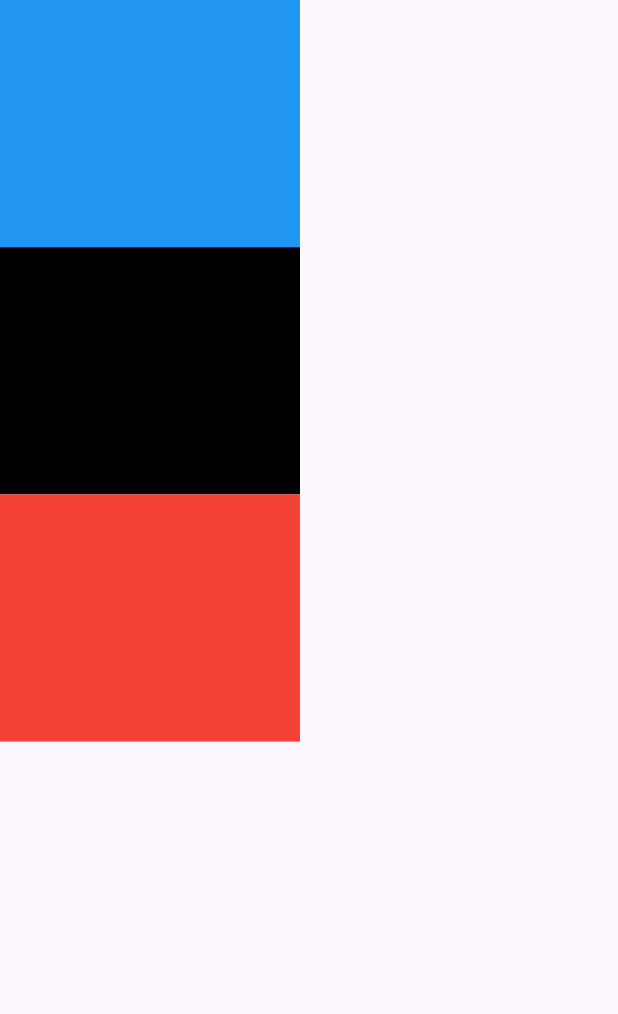
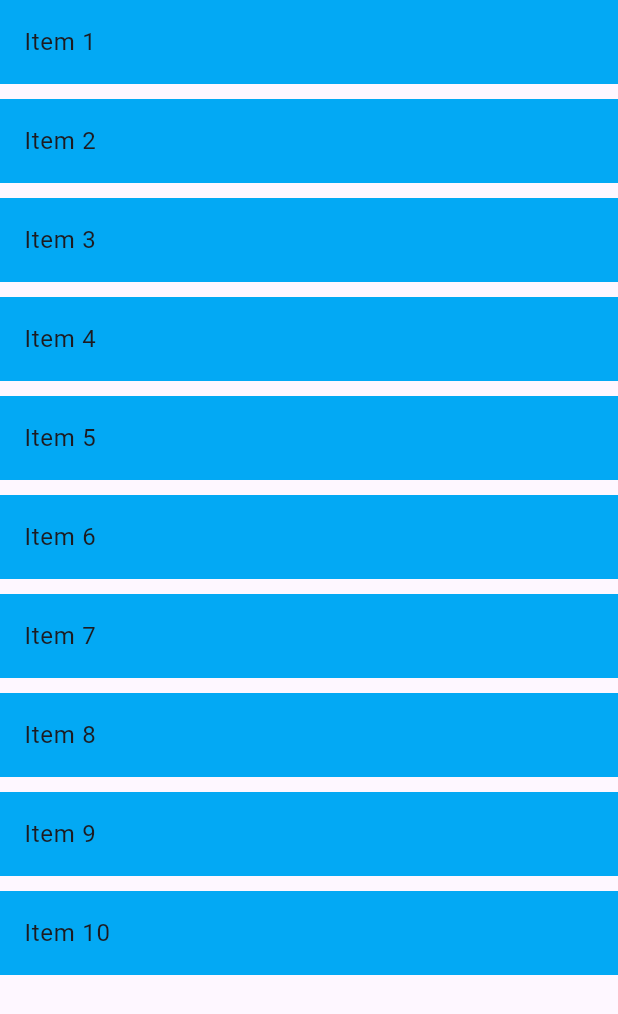
Before and after one commit to salahsaleh1015/Mastering-Flutter-Responsive-Adaptive-UI-Design, a Flutter app: the screen it shows after launch, on a phone screen of 412 x 824 dp. Shown: the top 1014 px of the screen. Run offline on Flutter 3.47's test engine with Material 3 defaults, Android fonts, the phone set to English and light mode, and no system bars.

Commit message:
LayOut Builder

```diff
--- a/lib/main.dart
+++ b/lib/main.dart
@@ -3,39 +3,109 @@ import 'dart:developer';
 import 'package:flutter/material.dart';
 
 void main() {
-  runApp(const MediaQueryTest());
+  runApp(const LayOutBuilderExample());
 }
 
-
-class MediaQueryTest extends StatelessWidget {
-  const MediaQueryTest({super.key});
+class LayOutBuilderExample extends StatelessWidget {
+  const LayOutBuilderExample({super.key});
 
   @override
   Widget build(BuildContext context) {
-    var height = MediaQuery.of(context).size.height;
-    log(height.toString());
-    return  MaterialApp(
+    return MaterialApp(
       home: Scaffold(
-        body: Column(
-          children: [
-            Container(
-              height: height*.2,
-              width: 200,
-              color: Colors.blue,
-            ),
-            Container(
-              height: height*.2,
-              width: 200,
-              color: Colors.black,
-            ),
-            Container(
-              height: height*.2,
-              width: 200,
-              color: Colors.red,
-            ),
-          ],
+        body: LayoutBuilder(
+          builder: (context , constraints) {
+            if(constraints.maxWidth < 600) {   // 600 is my break point
+              return MobileLayOut();
+            }else{
+              return DeskTopLayOut();
+            }
+
+          }
         ),
       ),
     );
   }
 }
+
+class MobileLayOut extends StatelessWidget {
+  const MobileLayOut({
+    super.key,
+  });
+
+  @override
+  Widget build(BuildContext context) {
+    return ListView.builder(
+      itemCount: 10,
+      itemBuilder: (context, index) {
+        return Container(
+          margin: EdgeInsets.only(bottom: 10),
+          color: Colors.lightBlue,
+          child: ListTile(
+            onTap: () {
+              Navigator.push(
+                context,
+                MaterialPageRoute(
+                  builder: (context) => DetailsScreen(number: index + 1),
+                ),
+              );
+            },
+            title: Text("Item ${index + 1}"),
+          ),
+        );
+      },
+    );
+  }
+}
+
+class DetailsScreen extends StatelessWidget {
+  const DetailsScreen({super.key, required this.number});
+
+  final int number;
+  @override
+  Widget build(BuildContext context) {
+    return Scaffold(
+      body: Center(
+        child: Text(number.toString(), style: TextStyle(fontSize: 50)),
+      ),
+    );
+  }
+}
+
+
+class DeskTopLayOut extends StatefulWidget {
+  const DeskTopLayOut({super.key});
+
+  @override
+  State<DeskTopLayOut> createState() => _DeskTopLayOutState();
+}
+
+class _DeskTopLayOutState extends State<DeskTopLayOut> {
+  int number = 1;
+  @override
+  Widget build(BuildContext context) {
+    return  Scaffold(
+      body: Row(
+        children: [
+          Expanded(child:ListView.builder(
+            itemCount: 10,
+            itemBuilder: (context, index) {
+              return Container(
+                margin: EdgeInsets.only(bottom: 10),
+                color: Colors.lightBlue,
+                child: ListTile(
+               onTap: (){
+                 number = index + 1;
+                 setState(() {});
+               },
+                  title: Text("Item ${index + 1}"),
+                ),
+              );
+            },
+          ) ),
+          Expanded(child: Center(child: Text(number.toString(), style: TextStyle(fontSize: 50))))
+        ],
+      ),
+    );
+  }
+}
```
